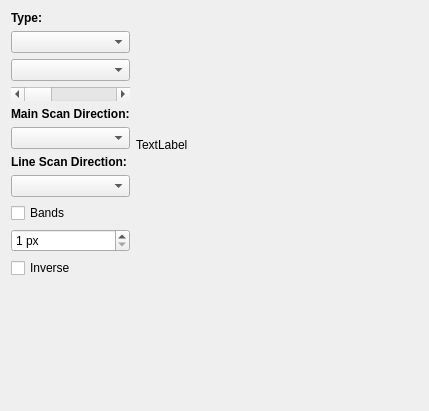
First picture: the form in controls/setup/parts/prepare/setuptabprepare.ui, repository riuson/lcd-image-converter, before the edit.
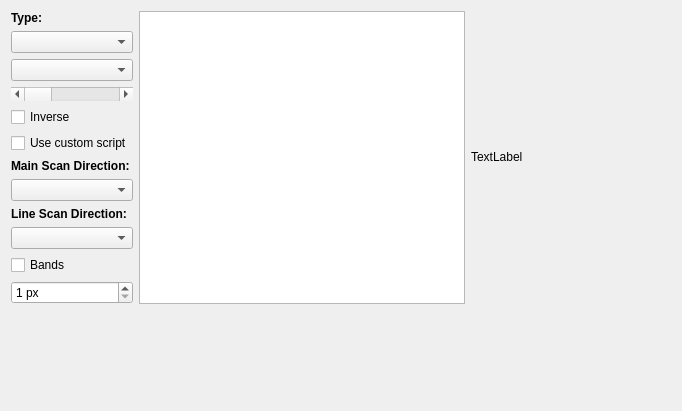
Second picture: the form after the edit.

Diff of the .ui file:
```diff
--- a/controls/setup/parts/prepare/setuptabprepare.ui
+++ b/controls/setup/parts/prepare/setuptabprepare.ui
@@ -6,7 +6,7 @@
    <rect>
     <x>0</x>
     <y>0</y>
-    <width>429</width>
+    <width>682</width>
     <height>411</height>
    </rect>
   </property>
@@ -67,6 +67,26 @@
          </property>
         </widget>
        </item>
+       <item>
+        <widget class="QCheckBox" name="checkBoxInverse">
+         <property name="sizePolicy">
+          <sizepolicy hsizetype="Preferred" vsizetype="Fixed">
+           <horstretch>0</horstretch>
+           <verstretch>0</verstretch>
+          </sizepolicy>
+         </property>
+         <property name="text">
+          <string>Inverse</string>
+         </property>
+        </widget>
+       </item>
+       <item>
+        <widget class="QCheckBox" name="checkBoxUseCustomScript">
+         <property name="text">
+          <string>Use custom script</string>
+         </property>
+        </widget>
+       </item>
        <item>
         <widget class="QLabel" name="label_11">
          <property name="font">
@@ -129,29 +149,25 @@
          </property>
         </widget>
        </item>
-       <item>
-        <widget class="QCheckBox" name="checkBoxInverse">
-         <property name="sizePolicy">
-          <sizepolicy hsizetype="Preferred" vsizetype="Fixed">
-           <horstretch>0</horstretch>
-           <verstretch>0</verstretch>
-          </sizepolicy>
-         </property>
-         <property name="text">
-          <string>Inverse</string>
-         </property>
-        </widget>
-       </item>
       </layout>
      </item>
+     <item>
+      <widget class="QPlainTextEdit" name="plainTextEditCustomScript"/>
+     </item>
      <item>
       <widget class="QLabel" name="labelScanningOrder">
        <property name="sizePolicy">
-        <sizepolicy hsizetype="Expanding" vsizetype="Preferred">
+        <sizepolicy hsizetype="Fixed" vsizetype="Fixed">
          <horstretch>0</horstretch>
          <verstretch>0</verstretch>
         </sizepolicy>
        </property>
+       <property name="minimumSize">
+        <size>
+         <width>200</width>
+         <height>200</height>
+        </size>
+       </property>
        <property name="text">
         <string notr="true">TextLabel</string>
        </property>
```
